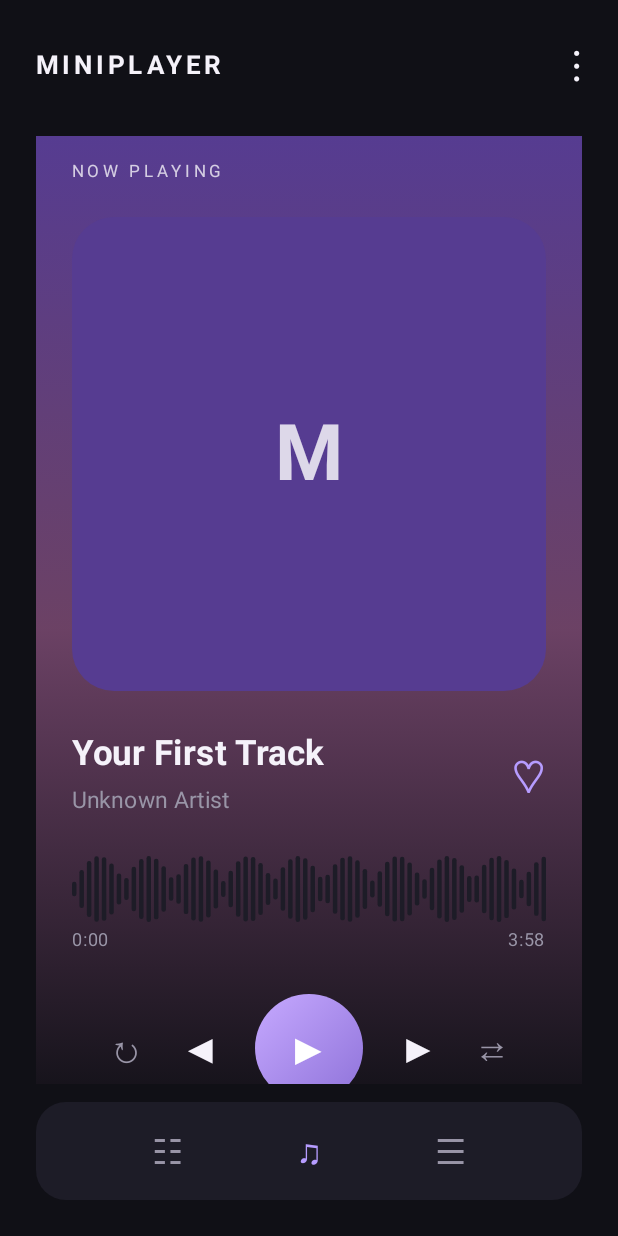
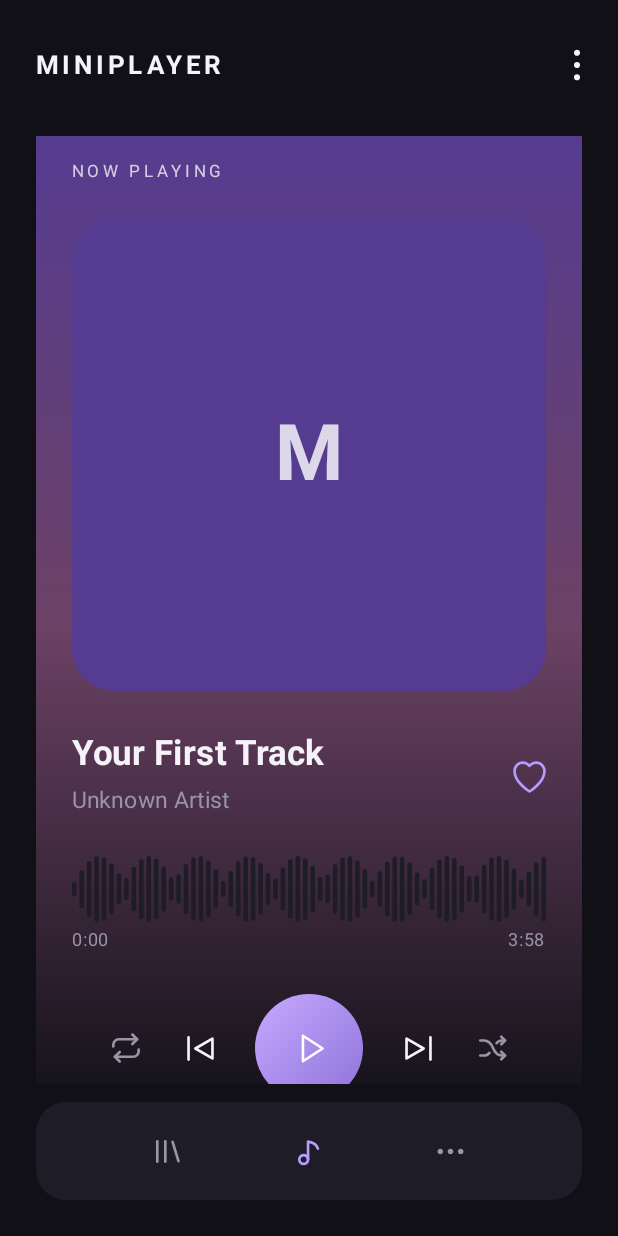
Before and after one commit to xrayman0127-bit/MiniPlayer, an Android app built with Jetpack Compose: the screen it shows after launch (MainActivity), on a phone screen of 412 x 824 dp. Run offline under Robolectric (Android 15) with nearby library versions, the phone set to English and light mode, and no system bars.

Commit message:
Replace text glyphs with custom app icons

```diff
--- /dev/null
+++ b/app/src/main/java/com/musab/miniplayer/AppIcons.kt
@@ -0,0 +1,228 @@
+package com.musab.miniplayer
+
+import androidx.compose.foundation.layout.Box
+import androidx.compose.foundation.layout.size
+import androidx.compose.foundation.layout.wrapContentSize
+import androidx.compose.material3.Icon
+import androidx.compose.material3.Text
+import androidx.compose.runtime.Composable
+import androidx.compose.runtime.remember
+import androidx.compose.ui.Alignment
+import androidx.compose.ui.Modifier
+import androidx.compose.ui.graphics.Color
+import androidx.compose.ui.graphics.SolidColor
+import androidx.compose.ui.graphics.StrokeCap
+import androidx.compose.ui.graphics.StrokeJoin
+import androidx.compose.ui.graphics.vector.ImageVector
+import androidx.compose.ui.graphics.vector.PathParser
+import androidx.compose.ui.semantics.clearAndSetSemantics
+import androidx.compose.ui.unit.Dp
+import androidx.compose.ui.unit.TextUnit
+import androidx.compose.ui.unit.dp
+
+/**
+ * Minimal rounded line icons (24x24 grid, 1.75dp stroke at every size).
+ * Pure local ImageVectors: no icon library and no extra dependency.
+ */
+internal enum class AppIconKind {
+    MoreVertical,
+    MoreHorizontal,
+    Heart,
+    HeartFilled,
+    Repeat,
+    RepeatOne,
+    SkipBack,
+    SkipForward,
+    Play,
+    Pause,
+    Shuffle,
+    Library,
+    Music2,
+    Music
+}
+
+private const val STROKE_DP = 1.75f
+private const val VIEWPORT = 24f
+
+private class IconSpec(
+    val paths: List<String>,
+    val filled: Boolean = false
+)
+
+private val ICON_SPECS: Map<AppIconKind, IconSpec> = mapOf(
+    AppIconKind.MoreVertical to IconSpec(
+        paths = listOf(
+            "M11 5 a1 1 0 1 0 2 0 a1 1 0 1 0 -2 0 Z",
+            "M11 12 a1 1 0 1 0 2 0 a1 1 0 1 0 -2 0 Z",
+            "M11 19 a1 1 0 1 0 2 0 a1 1 0 1 0 -2 0 Z"
+        ),
+        filled = true
+    ),
+    AppIconKind.MoreHorizontal to IconSpec(
+        paths = listOf(
+            "M4 12 a1 1 0 1 0 2 0 a1 1 0 1 0 -2 0 Z",
+            "M11 12 a1 1 0 1 0 2 0 a1 1 0 1 0 -2 0 Z",
+            "M18 12 a1 1 0 1 0 2 0 a1 1 0 1 0 -2 0 Z"
+        ),
+        filled = true
+    ),
+    AppIconKind.Heart to IconSpec(
+        paths = listOf(
+            "M12 20 C12 20 4 15.1 4 9 A4.5 4.5 0 0 1 12 6.3 A4.5 4.5 0 0 1 20 9 C20 15.1 12 20 12 20 Z"
+        )
+    ),
+    AppIconKind.HeartFilled to IconSpec(
+        paths = listOf(
+            "M12 20 C12 20 4 15.1 4 9 A4.5 4.5 0 0 1 12 6.3 A4.5 4.5 0 0 1 20 9 C20 15.1 12 20 12 20 Z"
+        ),
+        filled = true
+    ),
+    AppIconKind.Repeat to IconSpec(
+        paths = listOf(
+            "M4 11 V10 A3.5 3.5 0 0 1 7.5 6.5 H19",
+            "M16 3.5 L19 6.5 L16 9.5",
+            "M20 13 V14 A3.5 3.5 0 0 1 16.5 17.5 H5",
+            "M8 14.5 L5 17.5 L8 20.5"
+        )
+    ),
+    AppIconKind.RepeatOne to IconSpec(
+        paths = listOf(
+            "M4 11 V10 A3.5 3.5 0 0 1 7.5 6.5 H19",
+            "M16 3.5 L19 6.5 L16 9.5",
+            "M20 13 V14 A3.5 3.5 0 0 1 16.5 17.5 H5",
+            "M8 14.5 L5 17.5 L8 20.5",
+            "M10.7 10.6 L12.4 9.6 V14.4"
+        )
+    ),
+    AppIconKind.SkipBack to IconSpec(
+        paths = listOf(
+            "M5 5.5 V18.5",
+            "M19 6.2 V17.8 L9 12 Z"
+        )
+    ),
+    AppIconKind.SkipForward to IconSpec(
+        paths = listOf(
+            "M19 5.5 V18.5",
+            "M5 6.2 V17.8 L15 12 Z"
+        )
+    ),
+    AppIconKind.Play to IconSpec(
+        paths = listOf(
+            "M8.5 5.2 V18.8 L19 12 Z"
+        )
+    ),
+    AppIconKind.Pause to IconSpec(
+        paths = listOf(
+            "M7.4 5 L8.6 5 A1.4 1.4 0 0 1 10 6.4 L10 17.6 A1.4 1.4 0 0 1 8.6 19 L7.4 19 A1.4 1.4 0 0 1 6 17.6 L6 6.4 A1.4 1.4 0 0 1 7.4 5 Z",
+            "M15.4 5 L16.6 5 A1.4 1.4 0 0 1 18 6.4 L18 17.6 A1.4 1.4 0 0 1 16.6 19 L15.4 19 A1.4 1.4 0 0 1 14 17.6 L14 6.4 A1.4 1.4 0 0 1 15.4 5 Z"
+        )
+    ),
+    AppIconKind.Shuffle to IconSpec(
+        paths = listOf(
+            "M3.5 7 H6 C9.5 7 11 9.5 12 12 C13 14.5 14.5 17 18 17 H20",
+            "M3.5 17 H6 C7.5 17 8.7 16.3 9.6 15.2",
+            "M14.4 8.8 C15.3 7.7 16.5 7 18 7 H20",
+            "M17.5 4.5 L20 7 L17.5 9.5",
+            "M17.5 14.5 L20 17 L17.5 19.5"
+        )
+    ),
+    AppIconKind.Library to IconSpec(
+        paths = listOf(
+            "M5 5 V19",
+            "M10.5 5 V19",
+            "M15.5 5.4 L19.5 18.6"
+        )
+    ),
+    AppIconKind.Music2 to IconSpec(
+        paths = listOf(
+            "M5 17.5 a3 3 0 1 0 6 0 a3 3 0 1 0 -6 0 Z",
+            "M11 17.5 V5.2 C13.8 5.6 16.8 7 17.8 10"
+        )
+    ),
+    AppIconKind.Music to IconSpec(
+        paths = listOf(
+            "M4.5 17.5 a2.5 2.5 0 1 0 5 0 a2.5 2.5 0 1 0 -5 0 Z",
+            "M14 15.5 a2.5 2.5 0 1 0 5 0 a2.5 2.5 0 1 0 -5 0 Z",
+            "M9.5 17.5 V6.5 L19 4.5 V15.5",
+            "M9.5 10.2 L19 8.2"
+        )
+    )
+)
+
+/**
+ * The stroke is expressed in viewport units, so it is derived from the
+ * displayed size to keep the on-screen stroke at exactly 1.75dp.
+ */
+private fun buildIcon(kind: AppIconKind, sizeDp: Float): ImageVector {
+    val spec = ICON_SPECS.getValue(kind)
+    val strokeWidth = STROKE_DP * VIEWPORT / sizeDp
+    val brush = SolidColor(Color.Black)
+    return ImageVector.Builder(
+        name = "AppIcon." + kind.name,
+        defaultWidth = sizeDp.dp,
+        defaultHeight = sizeDp.dp,
+        viewportWidth = VIEWPORT,
+        viewportHeight = VIEWPORT
+    ).apply {
+        spec.paths.forEach { d ->
+            addPath(
+                pathData = PathParser().parsePathString(d).toNodes(),
+                fill = if (spec.filled) brush else null,
+                stroke = brush,
+                strokeLineWidth = strokeWidth,
+                strokeLineCap = StrokeCap.Round,
+                strokeLineJoin = StrokeJoin.Round
+            )
+        }
+    }.build()
+}
+
+/**
+ * Draws a line icon in place of a text glyph without touching the layout.
+ *
+ * [footprint] and [fontSize] are the original glyph and its size. They are
+ * composed invisibly and only define the measured size, so row heights,
+ * spacing, touch area and font-scale behaviour stay exactly as before.
+ * The icon is drawn centered over that box at a fixed [iconSize] and never
+ * contributes to the measured size.
+ *
+ * [tint] receives the color expression the glyph used. [modifier] receives
+ * the original modifier chain (clickable included) unchanged.
+ */
+@Composable
+internal fun AppIcon(
+    kind: AppIconKind,
+    footprint: String,
+    fontSize: TextUnit,
+    iconSize: Dp,
+    tint: Color,
+    modifier: Modifier = Modifier,
+    contentDescription: String? = null
+) {
+    val vector = remember(kind, iconSize) { buildIcon(kind, iconSize.value) }
+
+    Box(
+        modifier = modifier,
+        contentAlignment = Alignment.Center
+    ) {
+        Text(
+            text = footprint,
+            color = Color.Transparent,
+            fontSize = fontSize,
+            modifier = Modifier.clearAndSetSemantics { }
+        )
+
+        Box(
+            modifier = Modifier
+                .matchParentSize()
+                .wrapContentSize(Alignment.Center, unbounded = true)
+        ) {
+            Icon(
+                imageVector = vector,
+                contentDescription = contentDescription,
+                tint = tint,
+                modifier = Modifier.size(iconSize)
+            )
+        }
+    }
+}
--- a/app/src/main/java/com/musab/miniplayer/MainActivity.kt
+++ b/app/src/main/java/com/musab/miniplayer/MainActivity.kt
@@ -470,10 +470,12 @@ fun MiniPlayerApp() {
                         letterSpacing = 3.sp
                     )
 
-                    Text(
-                        "⋮",
-                        color = TextPrimary,
-                        fontSize = 28.sp
+                    AppIcon(
+                        kind = AppIconKind.MoreVertical,
+                        footprint = "⋮",
+                        fontSize = 28.sp,
+                        iconSize = 28.dp,
+                        tint = TextPrimary
                     )
                 }
 
@@ -573,32 +575,40 @@ fun MiniPlayerApp() {
                     verticalAlignment = Alignment.CenterVertically
                 ) {
 
-                    Text(
-                        "☷",
-                        color = if (
+                    AppIcon(
+                        kind = AppIconKind.Library,
+                        footprint = "☷",
+                        fontSize = 23.sp,
+                        iconSize = 23.dp,
+                        tint = if (
                             currentTab == "library"
                         ) Accent else TextSecondary,
-                        fontSize = 23.sp,
                         modifier = Modifier.clickable {
                             currentTab = "library"
-                        }
+                        },
+                        contentDescription = "Library"
                     )
 
-                    Text(
-                        "♫",
-                        color = if (
+                    AppIcon(
+                        kind = AppIconKind.Music2,
+                        footprint = "♫",
+                        fontSize = 23.sp,
+                        iconSize = 23.dp,
+                        tint = if (
                             currentTab == "player"
                         ) Accent else TextSecondary,
-                        fontSize = 23.sp,
                         modifier = Modifier.clickable {
                             currentTab = "player"
-                        }
+                        },
+                        contentDescription = "Player"
                     )
 
-                    Text(
-                        "☰",
-                        color = TextSecondary,
-                        fontSize = 23.sp
+                    AppIcon(
+                        kind = AppIconKind.MoreHorizontal,
+                        footprint = "☰",
+                        fontSize = 23.sp,
+                        iconSize = 23.dp,
+                        tint = TextSecondary
                     )
                 }
 
@@ -746,13 +756,16 @@ fun PlayerScreen(
                     )
                 }
 
-                Text(
-                    if (isFavorite) "♥" else "♡",
-                    color = Accent,
+                AppIcon(
+                    kind = if (isFavorite) AppIconKind.HeartFilled else AppIconKind.Heart,
+                    footprint = if (isFavorite) "♥" else "♡",
                     fontSize = 30.sp,
+                    iconSize = 30.dp,
+                    tint = Accent,
                     modifier = Modifier.clickable {
                         onFavorite()
-                    }
+                    },
+                    contentDescription = if (isFavorite) "Remove from favorites" else "Add to favorites"
                 )
             }
 
@@ -787,18 +800,28 @@ fun PlayerScreen(
                 horizontalArrangement = Arrangement.SpaceEvenly,
                 verticalAlignment = Alignment.CenterVertically
             ) {
-                Text(
-                    if (repeatMode == Player.REPEAT_MODE_ONE) "↻¹" else "↻",
-                    color = if (repeatMode == Player.REPEAT_MODE_OFF) TextSecondary else Accent,
+                AppIcon(
+                    kind = if (repeatMode == Player.REPEAT_MODE_ONE) AppIconKind.RepeatOne else AppIconKind.Repeat,
+                    footprint = if (repeatMode == Player.REPEAT_MODE_ONE) "↻¹" else "↻",
                     fontSize = 25.sp,
-                    modifier = Modifier.clickable { onRepeat() }
+                    iconSize = 25.dp,
+                    tint = if (repeatMode == Player.REPEAT_MODE_OFF) TextSecondary else Accent,
+                    modifier = Modifier.clickable { onRepeat() },
+                    contentDescription = when (repeatMode) {
+                        Player.REPEAT_MODE_ONE -> "Repeat one"
+                        Player.REPEAT_MODE_ALL -> "Repeat all"
+                        else -> "Repeat off"
+                    }
                 )
 
-                Text(
-                    "◀",
-                    color = TextPrimary,
+                AppIcon(
+                    kind = AppIconKind.SkipBack,
+                    footprint = "◀",
                     fontSize = 27.sp,
-                    modifier = Modifier.clickable { onPrevious() }
+                    iconSize = 27.dp,
+                    tint = TextPrimary,
+                    modifier = Modifier.clickable { onPrevious() },
+                    contentDescription = "Previous track"
                 )
 
                 Box(
@@ -816,25 +839,34 @@ fun PlayerScreen(
                         .clickable { onPlay() },
                     contentAlignment = Alignment.Center
                 ) {
-                    Text(
-                        if (isPlaying) "Ⅱ" else "▶",
-                        color = Color.White,
-                        fontSize = 30.sp
+                    AppIcon(
+                        kind = if (isPlaying) AppIconKind.Pause else AppIconKind.Play,
+                        footprint = if (isPlaying) "Ⅱ" else "▶",
+                        fontSize = 30.sp,
+                        iconSize = 30.dp,
+                        tint = Color.White,
+                        contentDescription = if (isPlaying) "Pause" else "Play"
                     )
                 }
 
-                Text(
-                    "▶",
-                    color = TextPrimary,
+                AppIcon(
+                    kind = AppIconKind.SkipForward,
+                    footprint = "▶",
                     fontSize = 27.sp,
-                    modifier = Modifier.clickable { onNext() }
+                    iconSize = 27.dp,
+                    tint = TextPrimary,
+                    modifier = Modifier.clickable { onNext() },
+                    contentDescription = "Next track"
                 )
 
-                Text(
-                    "⇄",
-                    color = if (isShuffleEnabled) Accent else TextSecondary,
+                AppIcon(
+                    kind = AppIconKind.Shuffle,
+                    footprint = "⇄",
                     fontSize = 24.sp,
-                    modifier = Modifier.clickable { onShuffle() }
+                    iconSize = 24.dp,
+                    tint = if (isShuffleEnabled) Accent else TextSecondary,
+                    modifier = Modifier.clickable { onShuffle() },
+                    contentDescription = if (isShuffleEnabled) "Shuffle on" else "Shuffle off"
                 )
             }
         }
@@ -959,10 +991,12 @@ fun LibraryScreen(
                                 contentAlignment = Alignment.Center
                             ) {
 
-                                Text(
-                                    "♫",
-                                    color = Color.White,
-                                    fontSize = 22.sp
+                                AppIcon(
+                                    kind = AppIconKind.Music,
+                                    footprint = "♫",
+                                    fontSize = 22.sp,
+                                    iconSize = 22.dp,
+                                    tint = Color.White
                                 )
                             }
 
```
